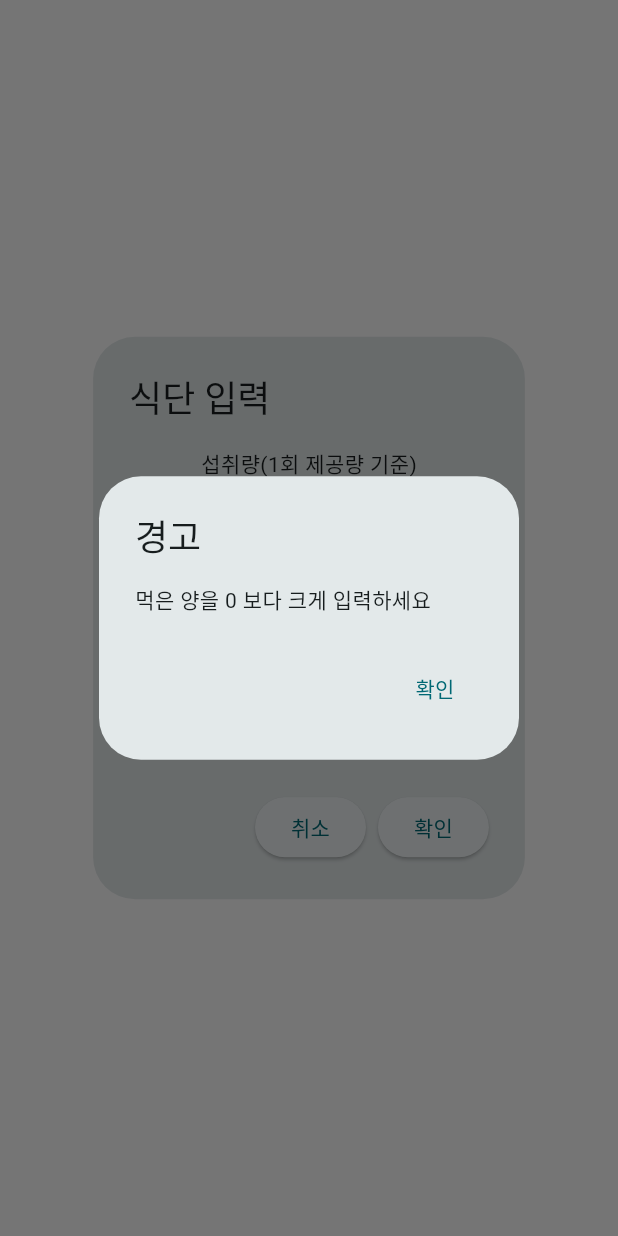
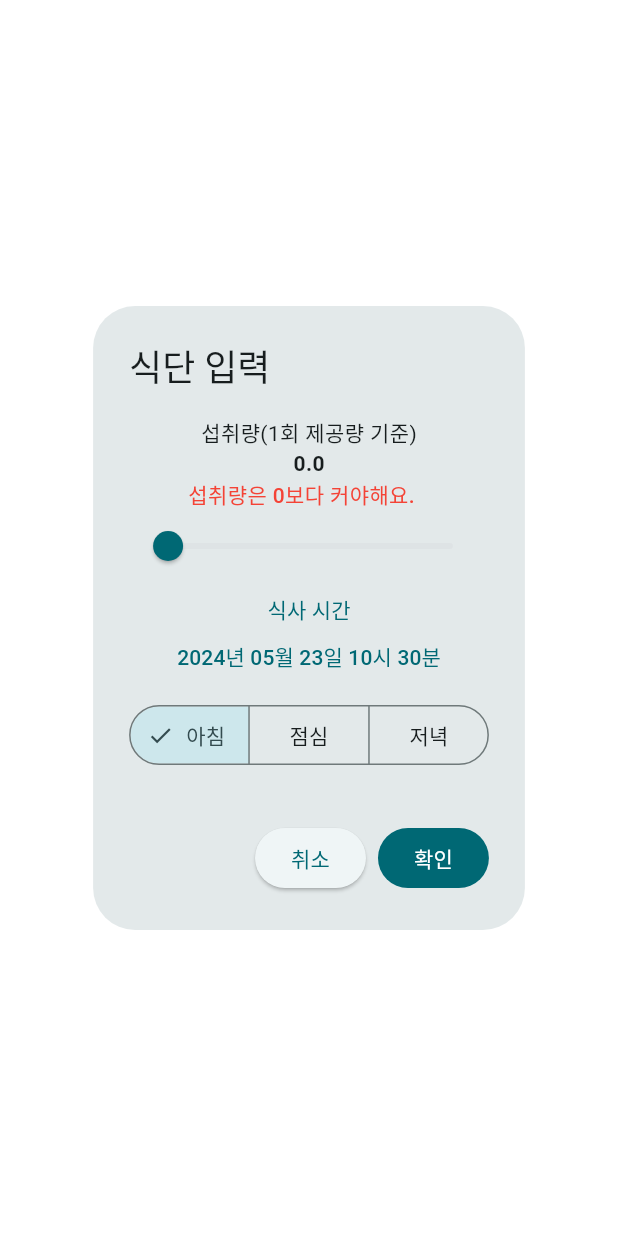
Before and after one commit to suhunPark38/bodyguard, a Flutter app: the DietInputDialogContent widget shown alone on an empty page, opened directly with empty values, after a tap on "확인", on a phone screen of 412 x 824 dp. Run offline on Flutter 3.47's test engine with Material 3 defaults, Android fonts, the phone set to English and light mode, and no system bars; our stand-ins replace auto_size_text, carousel_slider, cloud_firestore, drift, firebase_auth, firebase_core and 7 more; missing offline and left inert: carp_serializable, flutter_naver_map, health; accounts and stored records are empty; generated files the repository leaves out were written again; Roboto replaces fonts that are missing (Pretendard).

Commit message:
다이얼로그 인 다이얼로그 1차 수정

```diff
--- a/lib/screens/diet_search_page/widgets/diet_input_dialog.dart
+++ b/lib/screens/diet_search_page/widgets/diet_input_dialog.dart
@@ -24,10 +24,39 @@ class DietInputDialog extends StatelessWidget {
   }
 }
 
-class DietInputDialogContent extends StatelessWidget {
+class DietInputDialogContent extends StatefulWidget {
   final FetchedDietData selectedData;
 
   DietInputDialogContent({required this.selectedData});
+
+  @override
+  _DietInputDialogContentState createState() => _DietInputDialogContentState();
+}
+
+class _DietInputDialogContentState extends State<DietInputDialogContent>
+    with SingleTickerProviderStateMixin {
+  late AnimationController _shakeController;
+  late Animation<double> _shakeAnimation;
+
+
+  @override
+  void initState() {
+    super.initState();
+    _shakeController = AnimationController(
+      duration: const Duration(milliseconds: 50),
+      vsync: this,
+    );
+
+    _shakeAnimation = Tween<double>(begin: -5.0, end: 5.0).animate(
+      CurvedAnimation(parent: _shakeController, curve: Curves.easeInOut),
+    );
+  }
+
+  @override
+  void dispose() {
+    _shakeController.dispose();
+    super.dispose();
+  }
 
   @override
   Widget build(BuildContext context) {
@@ -47,6 +76,26 @@ class DietInputDialogContent extends StatelessWidget {
                         provider.amount.toStringAsFixed(1),
                         style: const TextStyle(fontWeight: FontWeight.bold),
                       ),
+                      AnimatedBuilder(
+                        animation: _shakeController,
+                        builder: (context, child) {
+                          return Transform.translate(
+                            offset: Offset(_shakeAnimation.value, 0),
+                            child: child,
+                          );
+                        },
+                        child: provider.amount == 0
+                            ? const Text(
+                          "섭취량은 0보다 커야해요.",
+                          style: TextStyle(
+                            color: Colors.red,
+                            fontWeight: FontWeight.w500,
+                          ),
+                        )
+                            : const SizedBox(), // 또는 다른 위젯으로 대체 가능합니다.
+
+                      ),
+
                       Slider(
                         value: provider.amount,
                         min: 0.0,
@@ -63,8 +112,7 @@ class DietInputDialogContent extends StatelessWidget {
                             context: context,
                             initialDate: DateTime.now(),
                             firstDate: DateTime(2023),
-                            lastDate:
-                            DateTime.now().add(const Duration(days: 365)),
+                            lastDate: DateTime.now().add(const Duration(days: 365)),
                           );
                           if (selectedDate != null) {
                             final selectedTime = await showTimePicker(
@@ -84,17 +132,14 @@ class DietInputDialogContent extends StatelessWidget {
                         },
                         child: Column(
                           children: <Widget>[
-                            const Text(
-                              '식사 시간',
-                            ),
-                            const SizedBox(
-                              height: 10,
-                            ),
+                            const Text('식사 시간'),
+                            const SizedBox(height: 10),
                             Text(DateFormat('yyyy년 MM월 dd일 HH시 mm분')
                                 .format(provider.eatingTime)),
                           ],
                         ),
                       ),
+                      const SizedBox(height: 10),
                       SegmentedButton<int>(
                         segments: const <ButtonSegment<int>>[
                           ButtonSegment<int>(
@@ -115,6 +160,8 @@ class DietInputDialogContent extends StatelessWidget {
                           provider.setClassification(selected.first);
                         },
                       ),
+                      const SizedBox(height: 10),
+
                     ],
                   );
                 },
@@ -132,50 +179,40 @@ class DietInputDialogContent extends StatelessWidget {
         ),
         Consumer<DietDataProvider>(
           builder: (context, provider, child) {
-            return ElevatedButton(
+            return FilledButton(
               onPressed: () {
                 if (provider.amount == 0) {
-                  showDialog(
-                    context: context,
-                    builder: (BuildContext context) {
-                      return AlertDialog(
-                        title: const Text('경고'),
-                        content: const Text('먹은 양을 0 보다 크게 입력하세요'),
-                        actions: <Widget>[
-                          TextButton(
-                            onPressed: () {
-                              Navigator.of(context).pop();
-                            },
-                            child: const Text('확인'),
-                          ),
-                        ],
-                      );
-                    },
-                  );
+                  setState(() {
+                  });
+                  _shakeController.forward(from: 0.0);
+                  _shakeController.repeat(reverse: true);
+                  Future.delayed(const Duration(milliseconds: 500), () {
+                    _shakeController.stop();
+                  });
                 } else {
                   final dietProvider = context.read<DietProvider>();
                   dietProvider.notifyInsertDiet(DietCompanion(
                     eatingTime: Value(provider.eatingTime),
-                    menuName: Value(selectedData.DESC_KOR),
+                    menuName: Value(widget.selectedData.DESC_KOR),
                     amount: Value(provider.amount),
                     classification: Value(provider.classification),
                     calories: Value(
-                        (double.tryParse(selectedData.NUTR_CONT1) ?? 0.0) *
+                        (double.tryParse(widget.selectedData.NUTR_CONT1) ?? 0.0) *
                             provider.amount),
                     carbohydrate: Value(
-                        (double.tryParse(selectedData.NUTR_CONT2) ?? 0.0) *
+                        (double.tryParse(widget.selectedData.NUTR_CONT2) ?? 0.0) *
                             provider.amount),
                     protein: Value(
-                        (double.tryParse(selectedData.NUTR_CONT3) ?? 0.0) *
+                        (double.tryParse(widget.selectedData.NUTR_CONT3) ?? 0.0) *
                             provider.amount),
                     fat: Value(
-                        (double.tryParse(selectedData.NUTR_CONT4) ?? 0.0) *
+                        (double.tryParse(widget.selectedData.NUTR_CONT4) ?? 0.0) *
                             provider.amount),
                     sodium: Value(
-                        (double.tryParse(selectedData.NUTR_CONT6) ?? 0.0) *
+                        (double.tryParse(widget.selectedData.NUTR_CONT6) ?? 0.0) *
                             provider.amount),
                     sugar: Value(
-                        (double.tryParse(selectedData.NUTR_CONT5) ?? 0.0) *
+                        (double.tryParse(widget.selectedData.NUTR_CONT5) ?? 0.0) *
                             provider.amount),
                   ));
                   Navigator.pushAndRemoveUntil(
```
